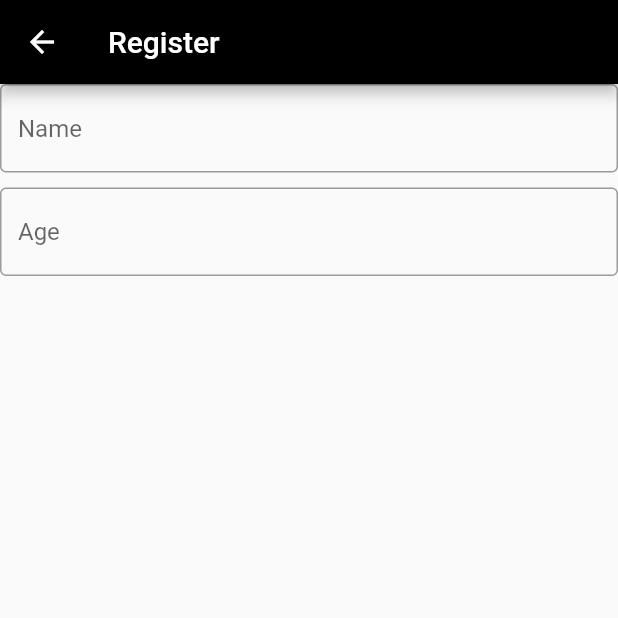
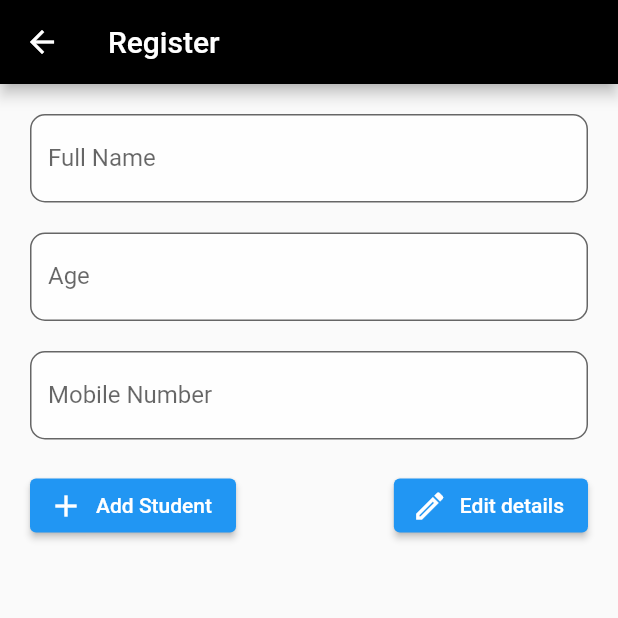
Before and after one commit to joyaljosephnote/Students_Data_App, a Flutter app: the StudentsRegister screen opened directly, on a phone screen of 412 x 824 dp, the top half of it. Run offline on Flutter 3.47's test engine with Material 2 defaults, Android fonts, the phone set to English and light mode, and no system bars.

Commit message:
register button added

```diff
--- a/lib/screens/register.dart
+++ b/lib/screens/register.dart
@@ -13,28 +13,68 @@ class StudentsRegister extends StatelessWidget {
         backgroundColor: Colors.black,
         title: const Text(
           'Register',
-          textAlign: TextAlign.center,
         ),
         // actions: [Icon(showSearch(context: context, delegate: delegate))],
       ),
-      body: Column(
-        children: [
-          TextField(
-            controller: _nameController,
-            decoration: const InputDecoration(
-              border: OutlineInputBorder(),
-              hintText: 'Name',
-            ),
+      body: Container(
+        child: Padding(
+          padding: const EdgeInsets.all(20.0),
+          child: Column(
+            children: [
+              TextField(
+                controller: _nameController,
+                decoration: InputDecoration(
+                    labelText: 'Full Name',
+                    border: OutlineInputBorder(
+                      borderRadius: BorderRadius.circular(10),
+                    ),
+                    filled: true,
+                    hintStyle: TextStyle(color: Colors.grey[400]),
+                    fillColor: Colors.white70),
+              ),
+              const SizedBox(height: 20),
+              TextField(
+                controller: _ageController,
+                decoration: InputDecoration(
+                    labelText: 'Age',
+                    border: OutlineInputBorder(
+                      borderRadius: BorderRadius.circular(10),
+                    ),
+                    filled: true,
+                    hintStyle: TextStyle(color: Colors.grey[400]),
+                    fillColor: Colors.white70),
+              ),
+              const SizedBox(height: 20),
+              TextField(
+                controller: _nameController,
+                decoration: InputDecoration(
+                    labelText: 'Mobile Number',
+                    border: OutlineInputBorder(
+                      borderRadius: BorderRadius.circular(10),
+                    ),
+                    filled: true,
+                    hintStyle: TextStyle(color: Colors.grey[400]),
+                    fillColor: Colors.white70),
+              ),
+              const SizedBox(height: 20),
+              Row(
+                mainAxisAlignment: MainAxisAlignment.spaceBetween,
+                children: [
+                  ElevatedButton.icon(
+                    onPressed: () {},
+                    icon: Icon(Icons.add),
+                    label: Text('Add Student'),
+                  ),
+                  ElevatedButton.icon(
+                    onPressed: () {},
+                    icon: Icon(Icons.edit_outlined),
+                    label: Text('Edit details'),
+                  ),
+                ],
+              ),
+            ],
           ),
-          const SizedBox(height: 10),
-          TextField(
-            controller: _ageController,
-            decoration: const InputDecoration(
-              border: OutlineInputBorder(),
-              hintText: 'Age',
-            ),
-          )
-        ],
+        ),
       ),
     );
   }
--- a/lib/screens/students_list.dart
+++ b/lib/screens/students_list.dart
@@ -10,7 +10,6 @@ class StudentsList extends StatelessWidget {
         backgroundColor: Colors.black,
         title: const Text(
           'Students Register',
-          textAlign: TextAlign.center,
         ),
         // actions: [Icon(showSearch(context: context, delegate: delegate))],
       ),
```
